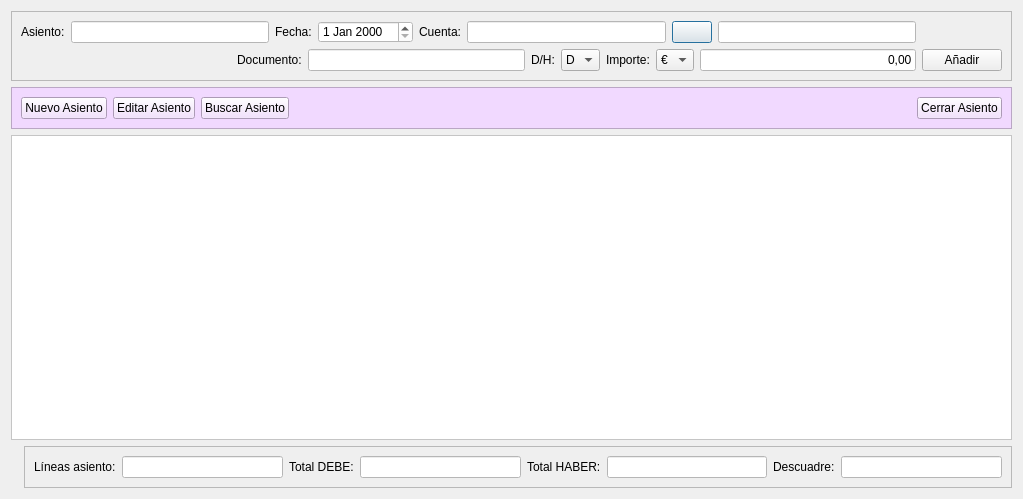
This is Zona_Contabilidad/frmentrada_apuntes.ui in arcnexus/RedFoX as Qt 5 draws it before an edit. The edited form follows.
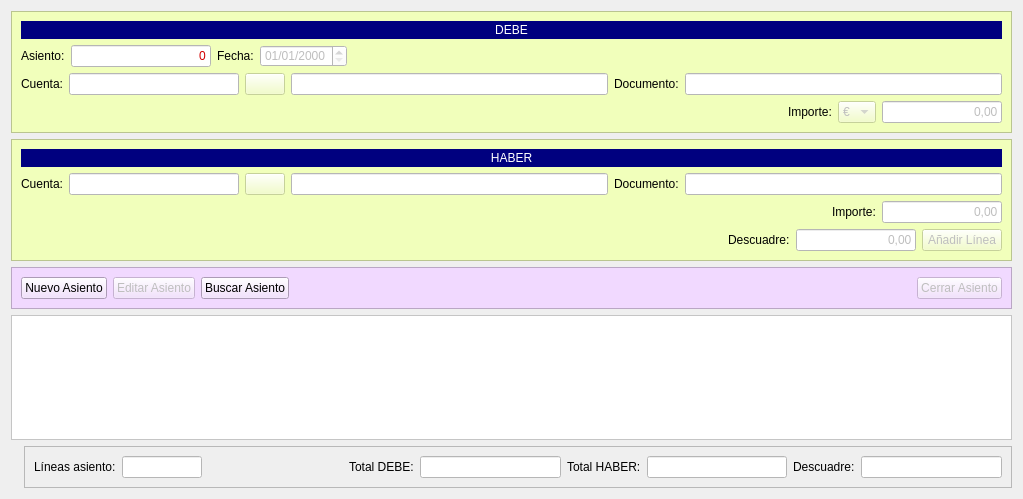
This is the edited form. Icons and pictures are not drawn.

Patch:
```diff
--- a/Zona_Contabilidad/frmentrada_apuntes.ui
+++ b/Zona_Contabilidad/frmentrada_apuntes.ui
@@ -16,6 +16,9 @@
   <layout class="QGridLayout" name="gridLayout_2">
    <item row="0" column="0" colspan="2">
     <widget class="QFrame" name="frame">
+     <property name="styleSheet">
+      <string notr="true">background-color: rgb(241, 255, 187);</string>
+     </property>
      <property name="frameShape">
       <enum>QFrame::StyledPanel</enum>
      </property>
@@ -23,7 +26,42 @@
       <enum>QFrame::Raised</enum>
      </property>
      <layout class="QGridLayout" name="gridLayout">
-      <item row="0" column="0">
+      <item row="3" column="4">
+       <widget class="QLineEdit" name="txtimporte_debe">
+        <property name="enabled">
+         <bool>false</bool>
+        </property>
+        <property name="maximumSize">
+         <size>
+          <width>120</width>
+          <height>16777215</height>
+         </size>
+        </property>
+        <property name="styleSheet">
+         <string notr="true">background-color: rgb(255, 255, 255);</string>
+        </property>
+        <property name="text">
+         <string>0,00</string>
+        </property>
+        <property name="alignment">
+         <set>Qt::AlignRight|Qt::AlignTrailing|Qt::AlignVCenter</set>
+        </property>
+       </widget>
+      </item>
+      <item row="3" column="1">
+       <spacer name="horizontalSpacer">
+        <property name="orientation">
+         <enum>Qt::Horizontal</enum>
+        </property>
+        <property name="sizeHint" stdset="0">
+         <size>
+          <width>747</width>
+          <height>20</height>
+         </size>
+        </property>
+       </spacer>
+      </item>
+      <item row="1" column="0" colspan="5">
        <layout class="QHBoxLayout" name="horizontalLayout_3">
         <item>
          <widget class="QLabel" name="label">
@@ -33,9 +71,25 @@
          </widget>
         </item>
         <item>
-         <widget class="QLineEdit" name="lineEdit">
+         <widget class="QLineEdit" name="txtnum_asiento">
+          <property name="enabled">
+           <bool>false</bool>
+          </property>
+          <property name="maximumSize">
+           <size>
+            <width>140</width>
+            <height>16777215</height>
+           </size>
+          </property>
           <property name="styleSheet">
-           <string notr="true">background-color: rgb(255, 255, 255);</string>
+           <string notr="true">background-color: rgb(255, 255, 255);
+color: rgb(209, 0, 0);</string>
+          </property>
+          <property name="text">
+           <string>0</string>
+          </property>
+          <property name="alignment">
+           <set>Qt::AlignRight|Qt::AlignTrailing|Qt::AlignVCenter</set>
           </property>
          </widget>
         </item>
@@ -47,12 +101,64 @@
          </widget>
         </item>
         <item>
-         <widget class="QDateEdit" name="dateEdit">
+         <widget class="QDateEdit" name="txtfecha_asiento">
+          <property name="enabled">
+           <bool>false</bool>
+          </property>
           <property name="styleSheet">
            <string notr="true">background-color: rgb(255, 255, 255);</string>
           </property>
+          <property name="displayFormat">
+           <string>dd/MM/yyyy</string>
+          </property>
          </widget>
         </item>
+        <item>
+         <spacer name="horizontalSpacer_4">
+          <property name="orientation">
+           <enum>Qt::Horizontal</enum>
+          </property>
+          <property name="sizeHint" stdset="0">
+           <size>
+            <width>40</width>
+            <height>20</height>
+           </size>
+          </property>
+         </spacer>
+        </item>
+       </layout>
+      </item>
+      <item row="3" column="2">
+       <widget class="QLabel" name="label_6">
+        <property name="text">
+         <string>Importe:</string>
+        </property>
+       </widget>
+      </item>
+      <item row="3" column="3">
+       <widget class="QComboBox" name="cbo_moneda">
+        <property name="enabled">
+         <bool>false</bool>
+        </property>
+        <item>
+         <property name="text">
+          <string>€</string>
+         </property>
+        </item>
+        <item>
+         <property name="text">
+          <string>$</string>
+         </property>
+        </item>
+        <item>
+         <property name="text">
+          <string>&amp;</string>
+         </property>
+        </item>
+       </widget>
+      </item>
+      <item row="2" column="0" colspan="5">
+       <layout class="QHBoxLayout" name="horizontalLayout_5">
         <item>
          <widget class="QLabel" name="label_3">
           <property name="text">
@@ -61,14 +167,26 @@
          </widget>
         </item>
         <item>
-         <widget class="QLineEdit" name="lineEdit_2">
+         <widget class="QLineEdit" name="txtcuenta_debe">
+          <property name="enabled">
+           <bool>false</bool>
+          </property>
+          <property name="maximumSize">
+           <size>
+            <width>170</width>
+            <height>16777215</height>
+           </size>
+          </property>
           <property name="styleSheet">
            <string notr="true">background-color: rgb(255, 255, 255);</string>
           </property>
          </widget>
         </item>
         <item>
-         <widget class="QPushButton" name="pushButton">
+         <widget class="QPushButton" name="btnbuscar_cuenta_debe">
+          <property name="enabled">
+           <bool>false</bool>
+          </property>
           <property name="text">
            <string/>
           </property>
@@ -85,28 +203,14 @@
          </widget>
         </item>
         <item>
-         <widget class="QLineEdit" name="lineEdit_3">
+         <widget class="QLineEdit" name="txtdesc_cuenta_debe">
+          <property name="enabled">
+           <bool>false</bool>
+          </property>
           <property name="styleSheet">
            <string notr="true">background-color: rgb(255, 255, 255);</string>
           </property>
          </widget>
-        </item>
-       </layout>
-      </item>
-      <item row="1" column="0">
-       <layout class="QHBoxLayout" name="horizontalLayout_2">
-        <item>
-         <spacer name="horizontalSpacer">
-          <property name="orientation">
-           <enum>Qt::Horizontal</enum>
-          </property>
-          <property name="sizeHint" stdset="0">
-           <size>
-            <width>40</width>
-            <height>20</height>
-           </size>
-          </property>
-         </spacer>
         </item>
         <item>
          <widget class="QLabel" name="label_4">
@@ -116,78 +220,34 @@
          </widget>
         </item>
         <item>
-         <widget class="QLineEdit" name="lineEdit_4">
-          <property name="styleSheet">
-           <string notr="true">background-color: rgb(255, 255, 255);</string>
+         <widget class="QLineEdit" name="txtdocumento_debe">
+          <property name="enabled">
+           <bool>false</bool>
           </property>
-         </widget>
-        </item>
-        <item>
-         <widget class="QLabel" name="label_5">
-          <property name="text">
-           <string>D/H:</string>
-          </property>
-         </widget>
-        </item>
-        <item>
-         <widget class="QComboBox" name="comboBox">
-          <item>
-           <property name="text">
-            <string>D</string>
-           </property>
-          </item>
-          <item>
-           <property name="text">
-            <string>H</string>
-           </property>
-          </item>
-         </widget>
-        </item>
-        <item>
-         <widget class="QLabel" name="label_6">
-          <property name="text">
-           <string>Importe:</string>
-          </property>
-         </widget>
-        </item>
-        <item>
-         <widget class="QComboBox" name="comboBox_2">
-          <item>
-           <property name="text">
-            <string>€</string>
-           </property>
-          </item>
-          <item>
-           <property name="text">
-            <string>$</string>
-           </property>
-          </item>
-          <item>
-           <property name="text">
-            <string>&amp;</string>
-           </property>
-          </item>
-         </widget>
-        </item>
-        <item>
-         <widget class="QLineEdit" name="lineEdit_5">
           <property name="styleSheet">
            <string notr="true">background-color: rgb(255, 255, 255);</string>
           </property>
-          <property name="text">
-           <string>0,00</string>
-          </property>
-          <property name="alignment">
-           <set>Qt::AlignRight|Qt::AlignTrailing|Qt::AlignVCenter</set>
-          </property>
          </widget>
         </item>
        </layout>
       </item>
-      <item row="1" column="1">
-       <widget class="QPushButton" name="pushButton_2">
+      <item row="0" column="0" colspan="5">
+       <widget class="QLabel" name="label_18">
+        <property name="minimumSize">
+         <size>
+          <width>0</width>
+          <height>18</height>
+         </size>
+        </property>
+        <property name="styleSheet">
+         <string notr="true">background-color: rgb(0, 0, 127);
+color: rgb(255, 255, 255);</string>
+        </property>
         <property name="text">
-         <string>Añadir</string>
+         <string>DEBE</string>
+        </property>
+        <property name="alignment">
+         <set>Qt::AlignCenter</set>
         </property>
        </widget>
       </item>
@@ -195,6 +255,224 @@
     </widget>
    </item>
    <item row="1" column="0" colspan="2">
+    <widget class="QFrame" name="frame_4">
+     <property name="styleSheet">
+      <string notr="true">background-color: rgb(241, 255, 187);</string>
+     </property>
+     <property name="frameShape">
+      <enum>QFrame::StyledPanel</enum>
+     </property>
+     <property name="frameShadow">
+      <enum>QFrame::Raised</enum>
+     </property>
+     <layout class="QVBoxLayout" name="verticalLayout">
+      <item>
+       <widget class="QLabel" name="label_17">
+        <property name="minimumSize">
+         <size>
+          <width>0</width>
+          <height>18</height>
+         </size>
+        </property>
+        <property name="styleSheet">
+         <string notr="true">background-color: rgb(0, 0, 127);
+color: rgb(255, 255, 255);</string>
+        </property>
+        <property name="text">
+         <string>HABER</string>
+        </property>
+        <property name="alignment">
+         <set>Qt::AlignCenter</set>
+        </property>
+       </widget>
+      </item>
+      <item>
+       <layout class="QHBoxLayout" name="horizontalLayout_6">
+        <item>
+         <widget class="QLabel" name="label_15">
+          <property name="text">
+           <string>Cuenta:</string>
+          </property>
+         </widget>
+        </item>
+        <item>
+         <widget class="QLineEdit" name="txtcuenta_haber">
+          <property name="enabled">
+           <bool>false</bool>
+          </property>
+          <property name="maximumSize">
+           <size>
+            <width>170</width>
+            <height>16777215</height>
+           </size>
+          </property>
+          <property name="styleSheet">
+           <string notr="true">background-color: rgb(255, 255, 255);</string>
+          </property>
+         </widget>
+        </item>
+        <item>
+         <widget class="QPushButton" name="btnbuscar_cuenta_haber">
+          <property name="enabled">
+           <bool>false</bool>
+          </property>
+          <property name="text">
+           <string/>
+          </property>
+          <property name="icon">
+           <iconset resource="../maya.qrc">
+            <normaloff>:/Icons/PNG/search.png</normaloff>:/Icons/PNG/search.png</iconset>
+          </property>
+          <property name="iconSize">
+           <size>
+            <width>19</width>
+            <height>19</height>
+           </size>
+          </property>
+         </widget>
+        </item>
+        <item>
+         <widget class="QLineEdit" name="txtdesc_cuenta_haber">
+          <property name="enabled">
+           <bool>false</bool>
+          </property>
+          <property name="styleSheet">
+           <string notr="true">background-color: rgb(255, 255, 255);</string>
+          </property>
+         </widget>
+        </item>
+        <item>
+         <widget class="QLabel" name="label_13">
+          <property name="text">
+           <string>Documento:</string>
+          </property>
+         </widget>
+        </item>
+        <item>
+         <widget class="QLineEdit" name="txtdoc_haber">
+          <property name="enabled">
+           <bool>false</bool>
+          </property>
+          <property name="styleSheet">
+           <string notr="true">background-color: rgb(255, 255, 255);</string>
+          </property>
+         </widget>
+        </item>
+       </layout>
+      </item>
+      <item>
+       <layout class="QHBoxLayout" name="horizontalLayout_7">
+        <item>
+         <spacer name="horizontalSpacer_3">
+          <property name="orientation">
+           <enum>Qt::Horizontal</enum>
+          </property>
+          <property name="sizeHint" stdset="0">
+           <size>
+            <width>335</width>
+            <height>20</height>
+           </size>
+          </property>
+         </spacer>
+        </item>
+        <item>
+         <widget class="QLabel" name="label_12">
+          <property name="text">
+           <string>Importe:</string>
+          </property>
+         </widget>
+        </item>
+        <item>
+         <widget class="QLineEdit" name="txtimporte_haber">
+          <property name="enabled">
+           <bool>false</bool>
+          </property>
+          <property name="maximumSize">
+           <size>
+            <width>120</width>
+            <height>16777215</height>
+           </size>
+          </property>
+          <property name="styleSheet">
+           <string notr="true">background-color: rgb(255, 255, 255);</string>
+          </property>
+          <property name="text">
+           <string>0,00</string>
+          </property>
+          <property name="alignment">
+           <set>Qt::AlignRight|Qt::AlignTrailing|Qt::AlignVCenter</set>
+          </property>
+         </widget>
+        </item>
+       </layout>
+      </item>
+      <item>
+       <layout class="QHBoxLayout" name="horizontalLayout_2">
+        <item>
+         <spacer name="horizontalSpacer_5">
+          <property name="orientation">
+           <enum>Qt::Horizontal</enum>
+          </property>
+          <property name="sizeHint" stdset="0">
+           <size>
+            <width>40</width>
+            <height>20</height>
+           </size>
+          </property>
+         </spacer>
+        </item>
+        <item>
+         <widget class="QLabel" name="label_16">
+          <property name="text">
+           <string>Descuadre:</string>
+          </property>
+         </widget>
+        </item>
+        <item>
+         <widget class="QLineEdit" name="txtdescuadre_linea">
+          <property name="enabled">
+           <bool>false</bool>
+          </property>
+          <property name="maximumSize">
+           <size>
+            <width>120</width>
+            <height>16777215</height>
+           </size>
+          </property>
+          <property name="styleSheet">
+           <string notr="true">background-color: rgb(255, 255, 255);</string>
+          </property>
+          <property name="text">
+           <string>0,00</string>
+          </property>
+          <property name="alignment">
+           <set>Qt::AlignRight|Qt::AlignTrailing|Qt::AlignVCenter</set>
+          </property>
+          <property name="readOnly">
+           <bool>true</bool>
+          </property>
+         </widget>
+        </item>
+        <item>
+         <widget class="QPushButton" name="btnanadir_linea">
+          <property name="enabled">
+           <bool>false</bool>
+          </property>
+          <property name="text">
+           <string>Añadir Línea</string>
+          </property>
+          <property name="icon">
+           <iconset resource="../maya.qrc">
+            <normaloff>:/Icons/PNG/add.png</normaloff>:/Icons/PNG/add.png</iconset>
+          </property>
+         </widget>
+        </item>
+       </layout>
+      </item>
+     </layout>
+    </widget>
+   </item>
+   <item row="2" column="0" colspan="2">
     <widget class="QFrame" name="frame_3">
      <property name="styleSheet">
       <string notr="true">background-color: rgb(241, 217, 255);</string>
@@ -224,7 +502,10 @@
        </widget>
       </item>
       <item>
-       <widget class="QPushButton" name="pushButton_4">
+       <widget class="QPushButton" name="btneditar_asiento">
+        <property name="enabled">
+         <bool>false</bool>
+        </property>
         <property name="text">
          <string>Editar Asiento</string>
         </property>
@@ -271,7 +552,10 @@
        </spacer>
       </item>
       <item>
-       <widget class="QPushButton" name="pushButton_5">
+       <widget class="QPushButton" name="btncerrar_asiento">
+        <property name="enabled">
+         <bool>false</bool>
+        </property>
         <property name="text">
          <string>Cerrar Asiento</string>
         </property>
@@ -290,8 +574,8 @@
      </layout>
     </widget>
    </item>
-   <item row="2" column="0" colspan="2">
-    <widget class="QTableWidget" name="tableWidget">
+   <item row="3" column="0" colspan="2">
+    <widget class="QTableWidget" name="tabla_asientos">
      <property name="styleSheet">
       <string notr="true">background-color: rgb(255, 255, 255);
 alternate-background-color: rgb(255, 220, 255);</string>
@@ -320,7 +604,7 @@
      </property>
     </widget>
    </item>
-   <item row="3" column="1">
+   <item row="4" column="1">
     <widget class="QFrame" name="frame_2">
      <property name="frameShape">
       <enum>QFrame::StyledPanel</enum>
@@ -337,12 +621,34 @@
        </widget>
       </item>
       <item>
-       <widget class="QLineEdit" name="lineEdit_6">
+       <widget class="QLineEdit" name="txtlineas_asiento">
+        <property name="maximumSize">
+         <size>
+          <width>80</width>
+          <height>16777215</height>
+         </size>
+        </property>
         <property name="styleSheet">
          <string notr="true">background-color: rgb(255, 255, 255);</string>
         </property>
+        <property name="readOnly">
+         <bool>true</bool>
+        </property>
        </widget>
       </item>
+      <item>
+       <spacer name="horizontalSpacer_6">
+        <property name="orientation">
+         <enum>Qt::Horizontal</enum>
+        </property>
+        <property name="sizeHint" stdset="0">
+         <size>
+          <width>40</width>
+          <height>20</height>
+         </size>
+        </property>
+       </spacer>
+      </item>
       <item>
        <widget class="QLabel" name="label_9">
         <property name="text">
@@ -355,6 +661,9 @@
         <property name="styleSheet">
          <string notr="true">background-color: rgb(255, 255, 255);</string>
         </property>
+        <property name="readOnly">
+         <bool>true</bool>
+        </property>
        </widget>
       </item>
       <item>
@@ -369,6 +678,9 @@
         <property name="styleSheet">
          <string notr="true">background-color: rgb(255, 255, 255);</string>
         </property>
+        <property name="readOnly">
+         <bool>true</bool>
+        </property>
        </widget>
       </item>
       <item>
@@ -383,6 +695,9 @@
         <property name="styleSheet">
          <string notr="true">background-color: rgb(255, 255, 255);</string>
         </property>
+        <property name="readOnly">
+         <bool>true</bool>
+        </property>
        </widget>
       </item>
      </layout>
```
Left out of the diff: 43 changed lines with no effect on the pictures.
